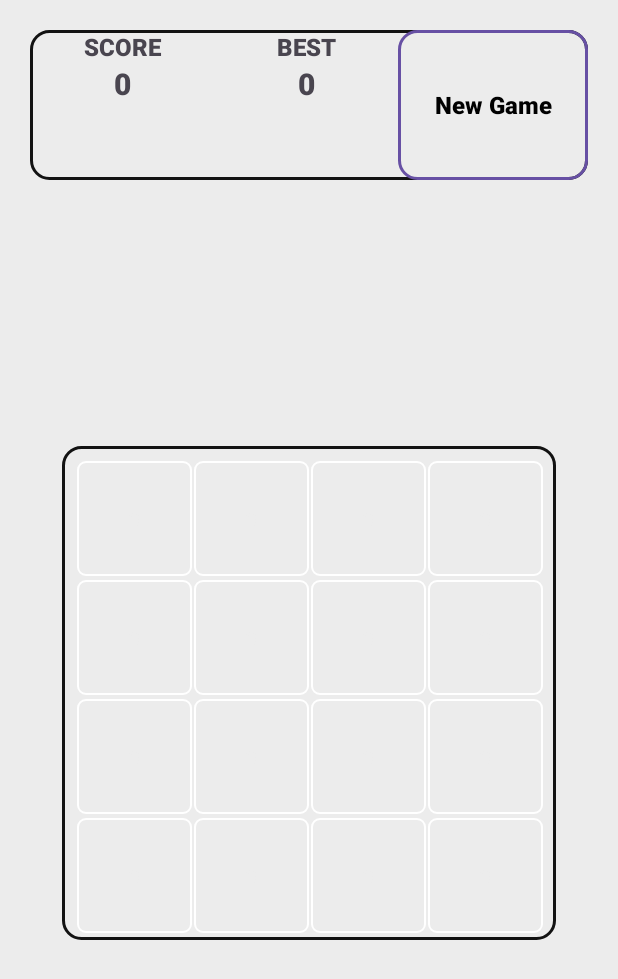
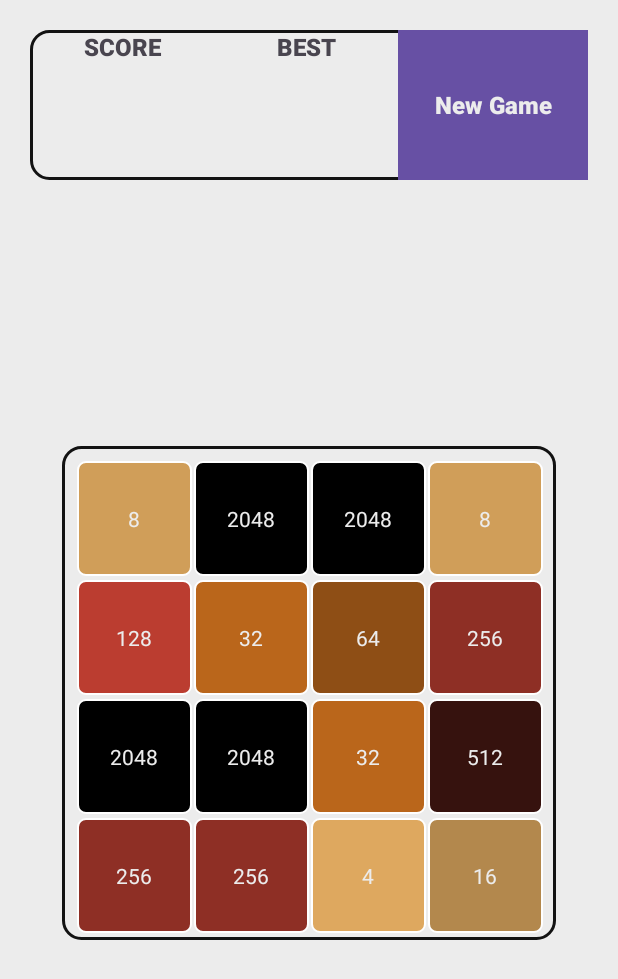
Before and after one commit to J4F3ET/JOB.PPC, an Android app: the screen it shows after launch (MainActivity), on a phone screen of 412 x 824 dp. Shown: the top 979 px of the screen. Run offline under Robolectric (Android 15) with nearby library versions, the phone set to English and light mode, and no system bars.

Commit message:
feat: :sparkles: Add system to color

```diff
--- a/app/src/main/java/com/example/jobcpp/MainActivity.kt
+++ b/app/src/main/java/com/example/jobcpp/MainActivity.kt
@@ -1,40 +1,41 @@
 package com.example.jobcpp
 
-import android.graphics.Color
 import android.os.Bundle
-import android.widget.Button
 import android.widget.GridView
 import android.widget.LinearLayout
 import android.widget.TextView
 import androidx.activity.enableEdgeToEdge
 import androidx.appcompat.app.AppCompatActivity
-import androidx.core.content.ContextCompat
 import androidx.core.view.ViewCompat
 import androidx.core.view.WindowInsetsCompat
 import com.example.jobcpp.View.Components.BoardView
 import com.example.jobcpp.View.Components.ElementBoardView
 
 class MainActivity : AppCompatActivity() {
+    fun getRandomPowerOfTwo(): Int {
+        // Lista predefinida de potencias de 2 desde 2 hasta 2048
+        val powersOfTwo = listOf(2, 4, 8, 16, 32, 64, 128, 256, 512, 1024, 2048)
+
+        // Seleccionar aleatoriamente un valor de la lista
+        return powersOfTwo.random()
+    }
     override fun onCreate(savedInstanceState: Bundle?) {
         val columns:Byte = 4;
+        //------------ HARD CODE -------------------
         val items: MutableList<TextView> = mutableListOf()
-        val textView:TextView = ElementBoardView(this,0).textView
         for (num in 1..(columns.times(columns))){
+            val textView:TextView = ElementBoardView(this,columns.toShort(),getRandomPowerOfTwo()).textView
             items.add(textView)
         }
+        //--------------------------------------------
+        // Crea el grid he infla el grid
         val boardView = BoardView(this,columns,items);
         val gridView: GridView = boardView.grid;
         super.onCreate(savedInstanceState)
         setContentView(R.layout.activity_main)
-        val textScore: TextView = findViewById(R.id.input_text_score)
-        textScore.text = 0.toString()
-        val textBest: TextView = findViewById(R.id.input_text_best)
-        textBest.text =0.toString()
-        val btn_newGame:Button = findViewById(R.id.btn_newGame)
-        btn_newGame.background = ContextCompat.getDrawable(this,R.drawable.border);
-        btn_newGame.setTextColor(Color.BLACK)
+        // Contenedor del grid
         val containerLinearLayout:LinearLayout = findViewById(R.id.container_board)
-        containerLinearLayout.addView(gridView)
+        containerLinearLayout.addView(gridView)//Agrega el grid al contenedor
         enableEdgeToEdge()
         ViewCompat.setOnApplyWindowInsetsListener(findViewById(R.id.main)) { v, insets ->
             val systemBars = insets.getInsets(WindowInsetsCompat.Type.systemBars())
--- a/app/src/main/java/com/example/jobcpp/View/Components/ElementBoardView.kt
+++ b/app/src/main/java/com/example/jobcpp/View/Components/ElementBoardView.kt
@@ -1,25 +1,26 @@
 package com.example.jobcpp.View.Components
 
 import android.content.Context
-import android.content.res.ColorStateList
-import android.graphics.Color
 import android.graphics.drawable.Drawable
 import android.view.Gravity
 import android.widget.LinearLayout
 import android.widget.TextView
-import androidx.core.app.NotificationCompat.Style
 import androidx.core.content.ContextCompat
 import com.example.jobcpp.R
-import com.example.jobcpp.Utils.StyleElementBoard
 
 class ElementBoardView(
     contex:Context,
-    value:Byte=0
+    columns:Short=4,
+    value:Int=0
 ){
     val textView:TextView;
     init {
-        val backgroundElement: Drawable = ShapeCreator.createBackground(contex,value.toInt())
-        val dimension = contex.resources.displayMetrics.widthPixels.times(.75).div(4).toInt()
+        val backgroundElement: Drawable = ShapeCreator.createBackground(
+            contex,
+            value,
+            resolveBaseColor(contex,value)
+        )
+        val dimension = contex.resources.displayMetrics.widthPixels.times(.75).div(columns).toInt()
         this.textView = TextView(contex).apply {
             layoutParams = LinearLayout.LayoutParams(dimension,dimension)
             setTextColor(ContextCompat.getColor(contex,R.color.white))
@@ -28,4 +29,14 @@ class ElementBoardView(
             text = value.toString()
         }
     }
+    private fun resolveBaseColor(context: Context,value:Int):Int{
+        val color: Int = when(value){
+            in 2..16 -> R.color.sand
+            in 17..64 -> R.color.orange_300
+            in 64..512 -> R.color.red_300
+            in 512..2048 -> R.color.blue_300
+            else-> R.color.white
+        }
+        return  ContextCompat.getColor(context,color)
+    }
 }
--- a/app/src/main/java/com/example/jobcpp/View/Components/ShapeCreator.kt
+++ b/app/src/main/java/com/example/jobcpp/View/Components/ShapeCreator.kt
@@ -23,7 +23,16 @@ object ShapeCreator {
     private fun adjustColor(baseColor: Int, value: Int): Int {
         val hsv = FloatArray(3)
         Color.colorToHSV(baseColor, hsv)
-        hsv[2] = hsv[2] * (1 - value * 0.03f)
+        hsv[2] = hsv[2] * (1 - resolveValue(value) * 0.03f)
         return Color.HSVToColor(hsv)
     }
+    private fun resolveValue(value:Int):Float{
+        return when(value){
+            in 2..16 -> value.times(0.5f)
+            in 17..64 -> value.times(0.2f)
+            in 64..512 -> value.times(0.05f)
+            in 512..2048 -> value.times(0.02f)
+            else-> value.toFloat()
+        }
+    }
 }
```
